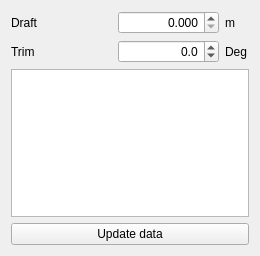
Before: the Qt Designer form shipAreasCurve/TaskPanel.ui in FreeCAD/freecad.ship, drawn with Qt 5.
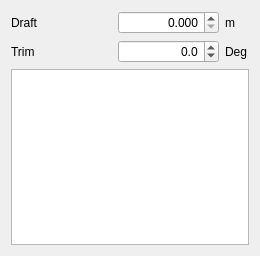
After: the same form once the commit is applied.

Commit message: Deleted update data button, now data is automatically updated.

The edit to the form file:
```diff
--- a/shipAreasCurve/TaskPanel.ui
+++ b/shipAreasCurve/TaskPanel.ui
@@ -91,13 +91,6 @@
      </item>
     </layout>
    </item>
-   <item row="4" column="0">
-    <widget class="QPushButton" name="UpdateButton">
-     <property name="text">
-      <string>Update data</string>
-     </property>
-    </widget>
-   </item>
    <item row="3" column="0">
     <widget class="QTextEdit" name="OutputData">
      <property name="textInteractionFlags">
```
The commit also changes 1 other file.
